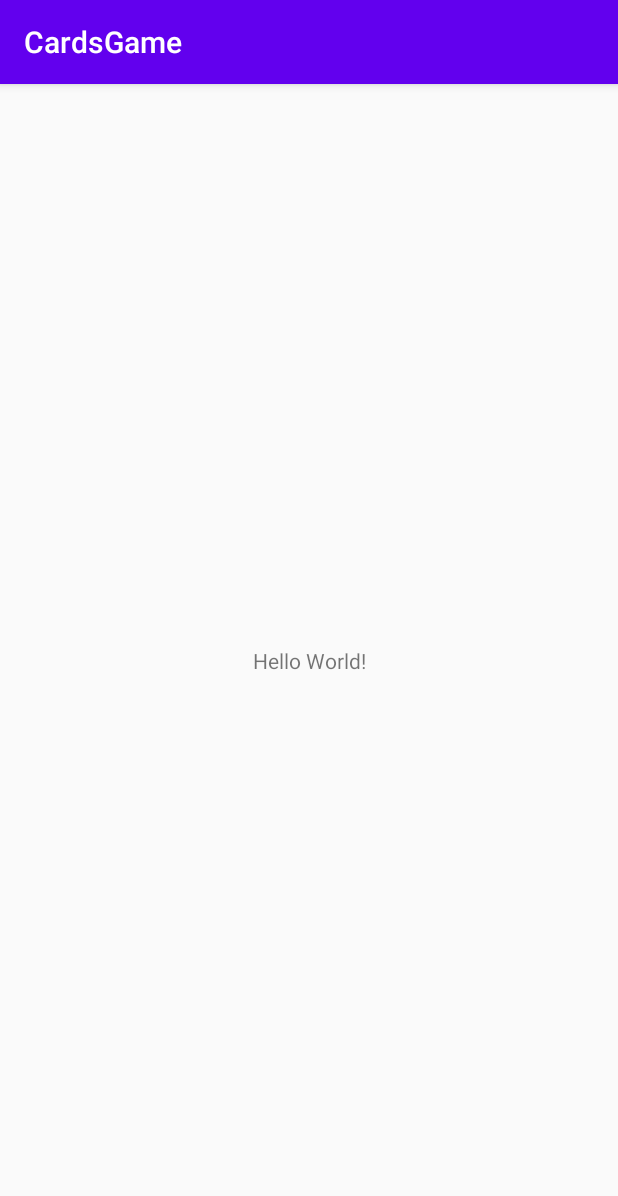
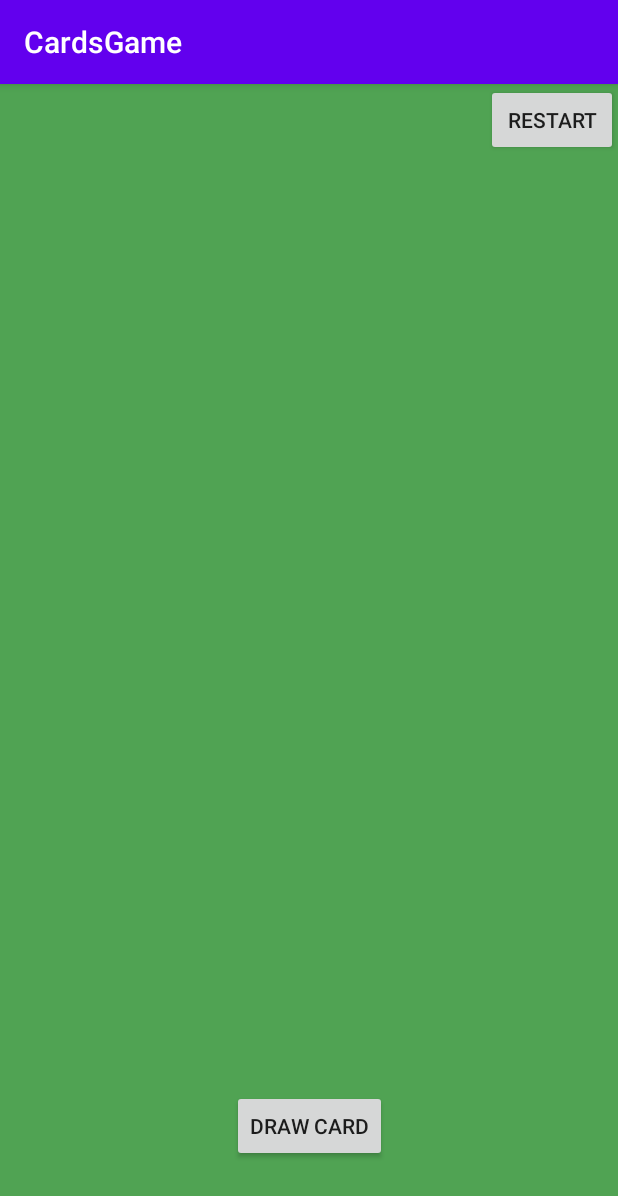
Before and after one commit to LordCid/CardGame, an Android app: the screen it shows after launch (MainActivity), on a phone screen of 412 x 824 dp. Shown: the top 1196 px of the screen. Run offline under Robolectric (Android 15) with nearby library versions, the phone set to English and light mode, and no system bars.

Commit message:
UI layout design

```diff
--- a/app/src/main/res/layout/activity_main.xml
+++ b/app/src/main/res/layout/activity_main.xml
@@ -4,15 +4,121 @@
     xmlns:tools="http://schemas.android.com/tools"
     android:layout_width="match_parent"
     android:layout_height="match_parent"
+    android:background="@color/green"
     tools:context=".presentation.MainActivity">
 
+    <androidx.constraintlayout.widget.ConstraintLayout
+        android:id="@+id/round_indicator_tv"
+        android:layout_width="match_parent"
+        android:layout_height="wrap_content"
+        app:layout_constraintStart_toStartOf="parent"
+        app:layout_constraintEnd_toEndOf="parent"
+        app:layout_constraintTop_toTopOf="parent">
+
+        <TextView
+            android:id="@+id/round_label_tv"
+            android:layout_width="wrap_content"
+            android:layout_height="wrap_content"
+            android:textSize="@dimen/text_size_xlarge"
+            app:layout_constraintHorizontal_chainStyle="packed"
+            app:layout_constraintEnd_toStartOf="@id/round_number_tv"
+            app:layout_constraintStart_toStartOf="parent"
+            app:layout_constraintTop_toTopOf="parent"
+            tools:text="Round:" />
+
+        <TextView
+            android:id="@+id/round_number_tv"
+            android:layout_width="wrap_content"
+            android:layout_height="wrap_content"
+            android:textSize="@dimen/text_size_xlarge"
+            app:layout_constraintEnd_toEndOf="parent"
+            app:layout_constraintStart_toEndOf="@id/round_label_tv"
+            app:layout_constraintTop_toTopOf="parent"
+            tools:text="1" />
+        <Button
+            android:id="@+id/restart_button"
+            android:layout_width="wrap_content"
+            android:layout_height="wrap_content"
+            app:layout_constraintEnd_toEndOf="parent"
+            app:layout_constraintTop_toTopOf="parent"
+            app:layout_constraintBottom_toBottomOf="parent"
+            android:text="@string/restart" />
+    </androidx.constraintlayout.widget.ConstraintLayout>
+
     <TextView
+        android:id="@+id/winner_tv"
         android:layout_width="wrap_content"
         android:layout_height="wrap_content"
-        android:text="Hello World!"
-        app:layout_constraintBottom_toBottomOf="parent"
-        app:layout_constraintLeft_toLeftOf="parent"
-        app:layout_constraintRight_toRightOf="parent"
-        app:layout_constraintTop_toTopOf="parent" />
+        android:textSize="@dimen/text_size_xxlarge"
+        android:textColor="@color/brown"
+        app:layout_constraintStart_toStartOf="parent"
+        app:layout_constraintEnd_toEndOf="parent"
+        app:layout_constraintTop_toBottomOf="@id/round_indicator_tv"
+        tools:text="You Win!!!" />
+
+    <Button
+        android:id="@+id/play_card_button"
+        android:layout_width="wrap_content"
+        android:layout_height="wrap_content"
+        app:layout_constraintStart_toStartOf="parent"
+        app:layout_constraintEnd_toEndOf="parent"
+        app:layout_constraintBottom_toTopOf="@id/player_info_container"
+        android:text="@string/draw_card"
+        />
+
+    <androidx.constraintlayout.widget.ConstraintLayout
+        android:id="@+id/player_info_container"
+        android:layout_width="match_parent"
+        android:layout_height="wrap_content"
+        app:layout_constraintStart_toStartOf="parent"
+        app:layout_constraintEnd_toEndOf="parent"
+        app:layout_constraintBottom_toBottomOf="parent">
+
+        <TextView
+            android:id="@+id/pilecards_label_tv"
+            android:layout_width="wrap_content"
+            android:layout_height="wrap_content"
+            android:textSize="@dimen/text_size_large"
+            app:layout_constraintHorizontal_chainStyle="packed"
+            app:layout_constraintStart_toStartOf="parent"
+            app:layout_constraintEnd_toStartOf="@id/pilecards_value_tv"
+            app:layout_constraintTop_toTopOf="parent"
+            app:layout_constraintBottom_toTopOf="@id/discardpile_label_tv"
+            tools:text="Pile of cards:" />
+        <TextView
+            android:id="@+id/pilecards_value_tv"
+            android:layout_width="wrap_content"
+            android:layout_height="wrap_content"
+            android:textSize="@dimen/text_size_large"
+            app:layout_constraintEnd_toEndOf="parent"
+            app:layout_constraintStart_toEndOf="@id/pilecards_label_tv"
+            app:layout_constraintTop_toTopOf="parent"
+            app:layout_constraintBottom_toTopOf="@id/discardpile_value_tv"
+            tools:text="25" />
+
+        <TextView
+            android:id="@+id/discardpile_label_tv"
+            android:layout_width="wrap_content"
+            android:layout_height="wrap_content"
+            android:textSize="@dimen/text_size_large"
+            app:layout_constraintHorizontal_chainStyle="packed"
+            app:layout_constraintEnd_toStartOf="@id/discardpile_value_tv"
+            app:layout_constraintStart_toStartOf="parent"
+            app:layout_constraintTop_toBottomOf="pilecards_label_tv"
+            app:layout_constraintBottom_toBottomOf="parent"
+            tools:text="Discard Pile:" />
+        <TextView
+            android:id="@+id/discardpile_value_tv"
+            android:layout_width="wrap_content"
+            android:layout_height="wrap_content"
+            android:textSize="@dimen/text_size_large"
+            app:layout_constraintStart_toEndOf="@id/discardpile_label_tv"
+            app:layout_constraintEnd_toEndOf="parent"
+            app:layout_constraintTop_toBottomOf="pilecards_value_tv"
+            app:layout_constraintBottom_toBottomOf="parent"
+            tools:text="0" />
+
+    </androidx.constraintlayout.widget.ConstraintLayout>
+
 
 </androidx.constraintlayout.widget.ConstraintLayout>
--- a/app/src/main/res/values/colors.xml
+++ b/app/src/main/res/values/colors.xml
@@ -3,4 +3,8 @@
     <color name="colorPrimary">#6200EE</color>
     <color name="colorPrimaryDark">#3700B3</color>
     <color name="colorAccent">#03DAC5</color>
+    <color name="black">#000000</color>
+    <color name="trasparentGrey">#88FFFFFF</color>
+    <color name="green">#50A353</color>
+    <color name="brown">#AC6A55</color>
 </resources>
--- /dev/null
+++ b/app/src/main/res/values/dimens.xml
@@ -0,0 +1,27 @@
+<resources>
+    <!-- Default screen margins, per the Android Design guidelines. -->
+    <dimen name="activity_horizontal_margin">16dp</dimen>
+    <dimen name="activity_vertical_margin">16dp</dimen>
+    <dimen name="fab_margin">16dp</dimen>
+    <dimen name="product_detail_tv_margin">20dp</dimen>
+
+    <dimen name="image_detail_size">160dp</dimen>
+
+    <!-- Margins & Padding, 8 dp baseline, https://material.io/guidelines/layout/metrics-keylines.html#metrics-keylines-baseline-grids -->
+    <dimen name="margin_padding_size_small">8dp</dimen>
+    <dimen name="margin_padding_size_medium">16dp</dimen>
+    <dimen name="margin_padding_size_large">24dp</dimen>
+    <dimen name="margin_padding_size_xlarge">32dp</dimen>
+    <dimen name="margin_padding_size_xxlarge">64dp</dimen>
+
+    <!-- Font sizes, https://material.io/guidelines/style/typography.html#typography-typeface -->
+    <dimen name="text_size_micro">12sp</dimen>
+    <dimen name="text_size_small">14sp</dimen>
+    <dimen name="text_size_medium">16sp</dimen>
+    <dimen name="text_size_large">18sp</dimen>
+    <dimen name="text_size_xlarge">34sp</dimen>
+    <dimen name="text_size_xxlarge">45sp</dimen>
+    <dimen name="text_size_xxxlarge">56sp</dimen>
+    <dimen name="app_bar_height">180dp</dimen>
+    <dimen name="text_margin">16dp</dimen>
+</resources>
--- a/app/src/main/res/values/strings.xml
+++ b/app/src/main/res/values/strings.xml
@@ -1,3 +1,5 @@
 <resources>
     <string name="app_name">CardsGame</string>
+    <string name="restart">Restart</string>
+    <string name="draw_card">Draw card</string>
 </resources>
--- a/app/src/main/res/values/styles.xml
+++ b/app/src/main/res/values/styles.xml
@@ -7,4 +7,18 @@
         <item name="colorAccent">@color/colorAccent</item>
     </style>
 
+    <style name="AppTheme.NoActionBar">
+        <item name="windowActionBar">false</item>
+        <item name="windowNoTitle">true</item>
+    </style>
+
+    <style name="AppTheme.AppBarOverlay" parent="ThemeOverlay.AppCompat.Dark.ActionBar" />
+
+    <style name="AppTheme.PopupOverlay" parent="ThemeOverlay.AppCompat.Light" />
+
+    <style name="AppTextAppearance" parent="TextAppearance.AppCompat">
+        <item name="android:textColor">@color/black</item>
+        <item name="android:background">@color/trasparentGrey</item>
+    </style>
+
 </resources>
```
